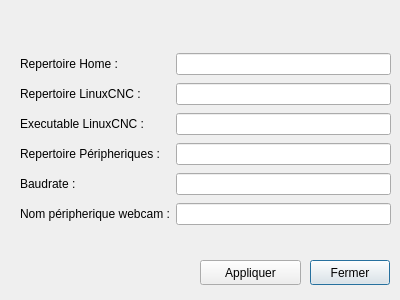
First picture: the form in src/DialogConfigSoft.ui, repository polybox3d/polybox, before the edit.
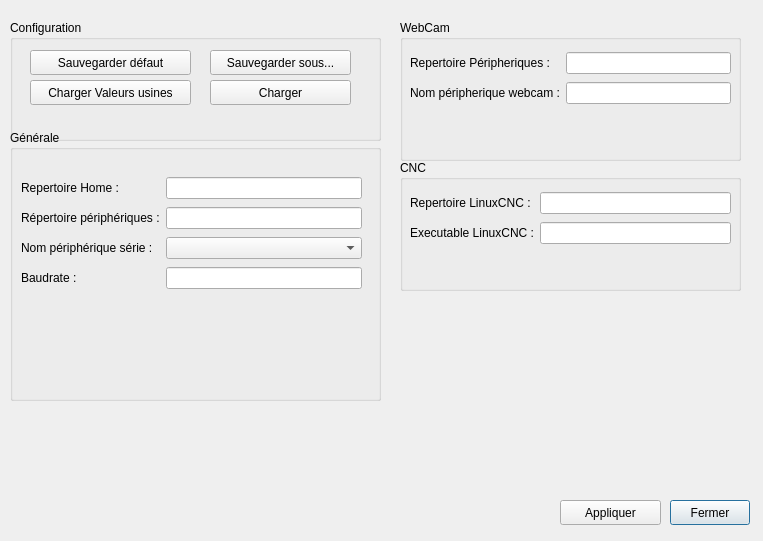
Second picture: the form after the edit. Icons and pictures are not drawn.

Commit message: Add config management Add config save/load and default config Add connect to virtual device (op shitt fuk yeah)

Patch:
```diff
--- a/src/DialogConfigSoft.ui
+++ b/src/DialogConfigSoft.ui
@@ -6,8 +6,8 @@
    <rect>
     <x>0</x>
     <y>0</y>
-    <width>400</width>
-    <height>300</height>
+    <width>763</width>
+    <height>541</height>
    </rect>
   </property>
   <property name="windowTitle">
@@ -16,8 +16,8 @@
   <widget class="QPushButton" name="close">
    <property name="geometry">
     <rect>
-     <x>310</x>
-     <y>260</y>
+     <x>670</x>
+     <y>500</y>
      <width>80</width>
      <height>25</height>
     </rect>
@@ -33,8 +33,8 @@
   <widget class="QPushButton" name="validate">
    <property name="geometry">
     <rect>
-     <x>200</x>
-     <y>260</y>
+     <x>560</x>
+     <y>500</y>
      <width>101</width>
      <height>25</height>
     </rect>
@@ -47,77 +47,230 @@
      <normaloff>:/img/img/validate.png</normaloff>:/img/img/validate.png</iconset>
    </property>
   </widget>
+  <widget class="QGroupBox" name="groupBox">
+   <property name="geometry">
+    <rect>
+     <x>400</x>
+     <y>20</y>
+     <width>341</width>
+     <height>141</height>
+    </rect>
+   </property>
+   <property name="title">
+    <string>WebCam</string>
+   </property>
   <widget class="QWidget" name="">
    <property name="geometry">
     <rect>
-     <x>20</x>
-     <y>51</y>
-     <width>371</width>
-     <height>182</height>
-    </rect>
-   </property>
-   <layout class="QGridLayout" name="gridLayout">
+      <x>10</x>
+      <y>30</y>
+      <width>321</width>
+      <height>58</height>
+     </rect>
+    </property>
+    <layout class="QGridLayout" name="gridLayout_2">
     <item row="0" column="0">
-     <widget class="QLabel" name="label">
+      <widget class="QLabel" name="label_4">
       <property name="text">
-       <string>Repertoire Home :</string>
+        <string>Repertoire Péripheriques :</string>
       </property>
      </widget>
     </item>
     <item row="0" column="1">
-     <widget class="QLineEdit" name="homeDirectory"/>
+      <widget class="QLineEdit" name="pathDev"/>
     </item>
     <item row="1" column="0">
+      <widget class="QLabel" name="label_5">
+       <property name="text">
+        <string>Nom péripherique webcam :</string>
+       </property>
+      </widget>
+     </item>
+     <item row="1" column="1">
+      <widget class="QLineEdit" name="webcamName"/>
+     </item>
+    </layout>
+   </widget>
+   <zorder>webcamName</zorder>
+   <zorder>pathDev</zorder>
+   <zorder>label_4</zorder>
+   <zorder>label_5</zorder>
+   <zorder>groupBox_3</zorder>
+  </widget>
+  <widget class="QGroupBox" name="groupBox_2">
+   <property name="geometry">
+    <rect>
+     <x>400</x>
+     <y>160</y>
+     <width>341</width>
+     <height>131</height>
+    </rect>
+   </property>
+   <property name="title">
+    <string>CNC</string>
+   </property>
+   <widget class="QWidget" name="">
+    <property name="geometry">
+     <rect>
+      <x>10</x>
+      <y>30</y>
+      <width>321</width>
+      <height>58</height>
+     </rect>
+    </property>
+    <layout class="QGridLayout" name="gridLayout_3">
+     <item row="0" column="0">
      <widget class="QLabel" name="label_2">
       <property name="text">
        <string>Repertoire LinuxCNC :</string>
       </property>
      </widget>
     </item>
-    <item row="1" column="1">
+     <item row="0" column="1">
      <widget class="QLineEdit" name="linuxcncDirectory"/>
     </item>
-    <item row="2" column="0">
+     <item row="1" column="0">
      <widget class="QLabel" name="label_3">
       <property name="text">
        <string>Executable LinuxCNC :</string>
       </property>
      </widget>
     </item>
-    <item row="2" column="1">
+     <item row="1" column="1">
      <widget class="QLineEdit" name="linuxcncBin"/>
     </item>
+    </layout>
+   </widget>
+  </widget>
+  <widget class="QGroupBox" name="groupBox_3">
+   <property name="geometry">
+    <rect>
+     <x>10</x>
+     <y>130</y>
+     <width>371</width>
+     <height>271</height>
+    </rect>
+   </property>
+   <property name="title">
+    <string>Générale</string>
+   </property>
+   <widget class="QWidget" name="">
+    <property name="geometry">
+     <rect>
+      <x>11</x>
+      <y>45</y>
+      <width>341</width>
+      <height>120</height>
+     </rect>
+    </property>
+    <layout class="QGridLayout" name="gridLayout">
+     <item row="0" column="0">
+      <widget class="QLabel" name="label">
+       <property name="text">
+        <string>Repertoire Home :</string>
+       </property>
+      </widget>
+     </item>
+     <item row="0" column="1">
+      <widget class="QLineEdit" name="homeDirectory"/>
+     </item>
+     <item row="1" column="0">
+      <widget class="QLabel" name="label_7">
+       <property name="text">
+        <string>Répertoire périphériques :</string>
+       </property>
+      </widget>
+     </item>
+     <item row="1" column="1">
+      <widget class="QLineEdit" name="serialPortPath"/>
+     </item>
+     <item row="2" column="0">
+      <widget class="QLabel" name="label_8">
+       <property name="text">
+        <string>Nom périphérique série :</string>
+       </property>
+      </widget>
+     </item>
+     <item row="2" column="1">
+      <widget class="QComboBox" name="serialDeviceCombo"/>
+     </item>
     <item row="3" column="0">
-     <widget class="QLabel" name="label_4">
-      <property name="text">
-       <string>Repertoire Péripheriques :</string>
-      </property>
-     </widget>
-    </item>
-    <item row="3" column="1">
-     <widget class="QLineEdit" name="pathDev"/>
-    </item>
-    <item row="4" column="0">
      <widget class="QLabel" name="label_6">
       <property name="text">
        <string>Baudrate : </string>
       </property>
      </widget>
     </item>
-    <item row="4" column="1">
+     <item row="3" column="1">
      <widget class="QLineEdit" name="baudrate"/>
     </item>
-    <item row="5" column="0">
-     <widget class="QLabel" name="label_5">
-      <property name="text">
-       <string>Nom péripherique webcam :</string>
-      </property>
-     </widget>
-    </item>
-    <item row="5" column="1">
-     <widget class="QLineEdit" name="webcamName"/>
-    </item>
-   </layout>
+    </layout>
+   </widget>
+  </widget>
+  <widget class="QGroupBox" name="groupBox_4">
+   <property name="geometry">
+    <rect>
+     <x>10</x>
+     <y>20</y>
+     <width>371</width>
+     <height>121</height>
+    </rect>
+   </property>
+   <property name="title">
+    <string>Configuration</string>
+   </property>
+   <widget class="QPushButton" name="pushButton">
+    <property name="geometry">
+     <rect>
+      <x>200</x>
+      <y>30</y>
+      <width>141</width>
+      <height>25</height>
+     </rect>
+    </property>
+    <property name="text">
+     <string>Sauvegarder sous...</string>
+    </property>
+   </widget>
+   <widget class="QPushButton" name="pushButton_2">
+    <property name="geometry">
+     <rect>
+      <x>200</x>
+      <y>60</y>
+      <width>141</width>
+      <height>25</height>
+     </rect>
+    </property>
+    <property name="text">
+     <string>Charger</string>
+    </property>
+   </widget>
+   <widget class="QPushButton" name="saveAsDefault">
+    <property name="geometry">
+     <rect>
+      <x>20</x>
+      <y>30</y>
+      <width>161</width>
+      <height>25</height>
+     </rect>
+    </property>
+    <property name="text">
+     <string>Sauvegarder défaut</string>
+    </property>
+   </widget>
+   <widget class="QPushButton" name="loadFactoryValue">
+    <property name="geometry">
+     <rect>
+      <x>20</x>
+      <y>60</y>
+      <width>161</width>
+      <height>25</height>
+     </rect>
+    </property>
+    <property name="text">
+     <string>Charger Valeurs usines</string>
+    </property>
+   </widget>
   </widget>
  </widget>
  <resources>
```
Lines whose indentation alone changed are shown as unchanged. The commit also changes 18 other files.
